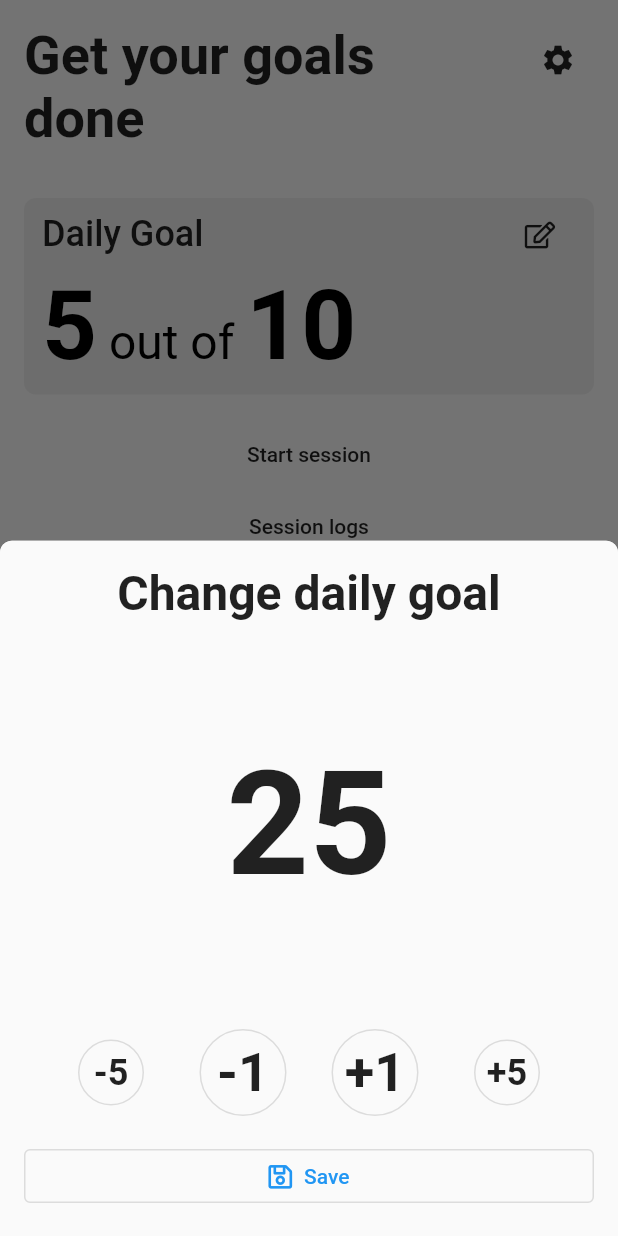
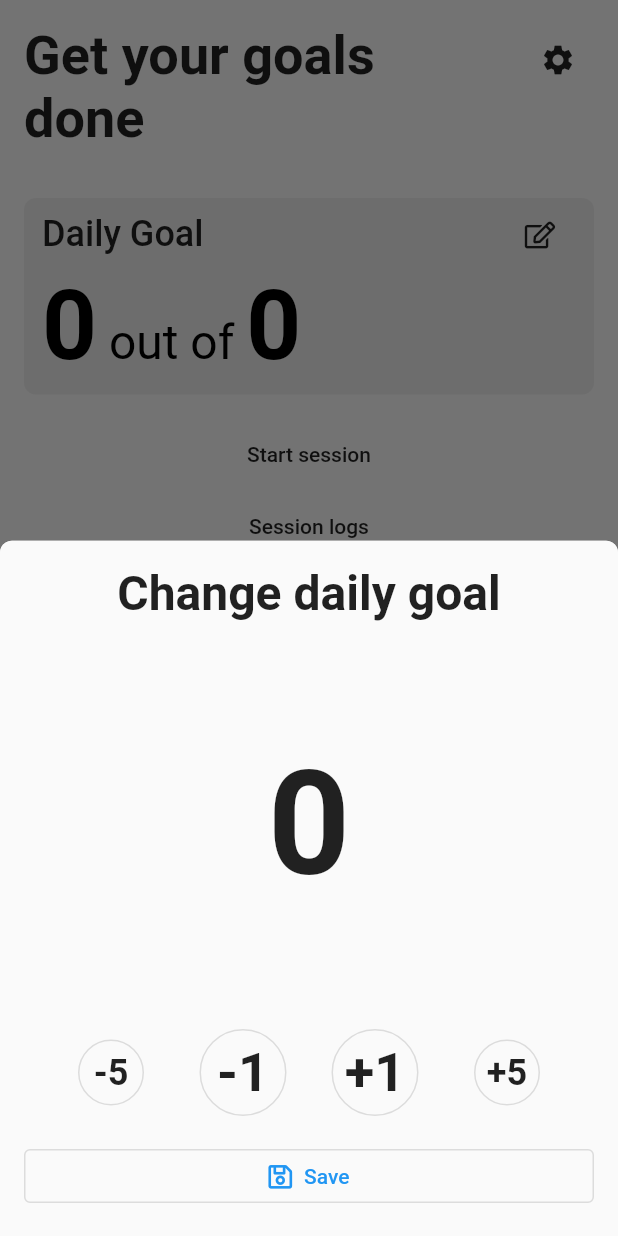
Before and after one commit to scottquach/Proximity-Push-Up-Counter-V2, a Flutter app: the screen it shows after launch, after a tap on an icon or button, on a phone screen of 412 x 824 dp. Run offline on Flutter 3.47's test engine with Material 2 defaults, Android fonts, the light colour scheme and no system bars; our stand-ins replace font_awesome_flutter, get_it, rxdart, sqflite; accounts and stored records are empty.

Commit message:
Goal menus now pull from the db

```diff
--- a/lib/main.dart
+++ b/lib/main.dart
@@ -5,14 +5,17 @@ import 'package:proximity_pushup_counter_v2/pages/logs.dart';
 import 'package:proximity_pushup_counter_v2/pages/session.dart';
 import 'package:get_it/get_it.dart';
 import 'package:proximity_pushup_counter_v2/states/database.state.dart';
+import 'package:proximity_pushup_counter_v2/states/general.state.dart';
 import 'package:proximity_pushup_counter_v2/states/session.state.dart';
 
 final getIt = GetIt.instance;
 
 void main() {
+  getIt.registerSingleton<GeneralState>(GeneralState());
   getIt.registerSingleton<SessionState>(SessionState());
   getIt.registerSingleton<DBProvider>(DBProvider());
   runApp(MyApp());
+
 }
 
 class MyApp extends StatelessWidget {
--- a/lib/pages/home.dart
+++ b/lib/pages/home.dart
@@ -1,4 +1,7 @@
 import 'package:flutter/material.dart';
+import 'package:get_it/get_it.dart';
+import 'package:proximity_pushup_counter_v2/states/database.state.dart';
+import 'package:proximity_pushup_counter_v2/states/general.state.dart';
 import 'package:proximity_pushup_counter_v2/widgets/goal_readout.dart';
 
 class HomePage extends StatefulWidget {
@@ -7,6 +10,13 @@ class HomePage extends StatefulWidget {
 }
 
 class _HomePageState extends State<HomePage> {
+  @override
+  void initState() {
+    GetIt.I.get<GeneralState>().setInitialState();
+    // TODO: implement initState
+    super.initState();
+  }
+
   @override
   Widget build(BuildContext context) {
     return Scaffold(
--- a/lib/states/database.state.dart
+++ b/lib/states/database.state.dart
@@ -1,7 +1,10 @@
 import 'dart:async';
+import 'package:get_it/get_it.dart';
 import 'package:path/path.dart';
 import 'package:proximity_pushup_counter_v2/models/session.model.dart';
 import 'package:sqflite/sqflite.dart';
+
+import 'general.state.dart';
 
 class DBProvider {
   static Database _database;
@@ -39,7 +42,8 @@ class DBProvider {
 
   getDailyGoal() async {
     final db = await database;
-    List<Map> maps = await db.query('settings', where: 'setting = ?', whereArgs: ['daily_goal']);
+    List<Map> maps = await db
+        .query('settings', where: 'setting = ?', whereArgs: ['daily_goal']);
     print(maps);
     if (maps.length != 1) {
       return 10;
@@ -47,13 +51,19 @@ class DBProvider {
     return maps[0]['value'];
   }
 
+  Future<Map> getTodaySummary() async {
+    int dailyGoal = int.parse(await getDailyGoal());
+    int todayCount = (await getLastDaySession())['today'];
+    return {'dailyGoal': dailyGoal, 'todayCount': todayCount};
+  }
+
   saveDailyGoal(int goal) async {
     final db = await database;
-    var result = await db.insert('settings', {
-      'setting': 'daily_goal',
-      'value': goal
-    },conflictAlgorithm: ConflictAlgorithm.replace);
+    var result = await db.insert(
+        'settings', {'setting': 'daily_goal', 'value': goal},
+        conflictAlgorithm: ConflictAlgorithm.replace);
     print(result);
+    GetIt.I.get<GeneralState>().updateDailyGoal(goal);
     return result;
   }
 
@@ -64,6 +74,7 @@ class DBProvider {
         conflictAlgorithm: ConflictAlgorithm.replace);
 
     print(insertResult);
+    GetIt.I.get<GeneralState>().updateDailyGoal(newSession.count);
     return insertResult;
   }
 
--- /dev/null
+++ b/lib/states/general.state.dart
@@ -0,0 +1,38 @@
+import 'package:get_it/get_it.dart';
+import 'package:proximity_pushup_counter_v2/states/database.state.dart';
+import 'package:rxdart/rxdart.dart';
+
+class GeneralState {
+  BehaviorSubject _dailyCount = BehaviorSubject.seeded(0);
+  BehaviorSubject _dailyGoal = BehaviorSubject.seeded(0);
+
+  Stream get dailyCountStream$ => _dailyCount.stream;
+  int get dailyCountCurrent => _dailyCount.value;
+
+  Stream get dailyGoalStream$ => _dailyGoal.stream;
+  int get dailyGoalCurrent => _dailyGoal.value;
+
+  Stream<Map> get dailyGoalAndCountStream$ =>
+      CombineLatestStream([dailyCountStream$, dailyGoalStream$], (values) {
+        // print(values);
+        return {'dailyCount': values[0], 'dailyGoal': values[1]};
+      });
+
+  setInitialState() async {
+    var summary = await GetIt.I.get<DBProvider>().getTodaySummary();
+
+    this.updateDailyCount(summary['todayCount']);
+    this.updateDailyGoal(summary['dailyGoal']);
+  }
+
+  updateDailyCount(int count) {
+    this._dailyCount.add(count);
+  }
+
+  updateDailyGoal(int count) {
+    this._dailyGoal.add(count);
+    print('daily goal updated');
+    print(dailyGoalCurrent);
+  }
+
+}
--- a/lib/widgets/goal_edit.dart
+++ b/lib/widgets/goal_edit.dart
@@ -2,6 +2,7 @@ import 'package:flutter/material.dart';
 import 'package:font_awesome_flutter/font_awesome_flutter.dart';
 import 'package:get_it/get_it.dart';
 import 'package:proximity_pushup_counter_v2/states/database.state.dart';
+import 'package:proximity_pushup_counter_v2/states/general.state.dart';
 
 class GoalEdit extends StatefulWidget {
   @override
@@ -9,15 +10,13 @@ class GoalEdit extends StatefulWidget {
 }
 
 class _GoalEditState extends State<GoalEdit> {
-  int currentGoal = 25;
+  final generalState = GetIt.I.get<GeneralState>();
+  int currentGoal = 0;
 
   @override
   void initState() {
-    GetIt.instance.get<DBProvider>().getDailyGoal().then((goal) {
-      print(goal);
-      setState(() {
-        currentGoal = int.parse(goal);
-      });
+    setState(() {
+      this.currentGoal = this.generalState.dailyGoalCurrent;
     });
     super.initState();
   }
--- a/lib/widgets/goal_readout.dart
+++ b/lib/widgets/goal_readout.dart
@@ -2,12 +2,14 @@ import 'package:flutter/material.dart';
 import 'package:font_awesome_flutter/font_awesome_flutter.dart';
 import 'package:get_it/get_it.dart';
 import 'package:proximity_pushup_counter_v2/states/database.state.dart';
+import 'package:proximity_pushup_counter_v2/states/general.state.dart';
 import 'package:proximity_pushup_counter_v2/widgets/goal_edit.dart';
 
 class GoalReadout extends StatelessWidget {
   final int todaysCount = 5;
   final int dailyGoal = 25;
   final db = GetIt.I.get<DBProvider>();
+  final generalState = GetIt.I.get<GeneralState>();
 
   @override
   Widget build(BuildContext context) {
@@ -43,22 +45,29 @@ class GoalReadout extends StatelessWidget {
               )
             ],
           ),
-          FutureBuilder<Object>(
-              future: db.getDailyGoal(),
+          StreamBuilder<Object>(
+              stream: generalState.dailyGoalAndCountStream$,
               builder: (context, snap) {
+                print(snap);
+                if (!snap.hasData) {
+                  return Text("");
+                }
+                int dailyCount = (snap.data as Map)["dailyCount"];
+                int dailyGoal = (snap.data as Map)["dailyGoal"];
+
                 return RichText(
                   text: TextSpan(
                       style: TextStyle(color: Colors.black, fontSize: 32),
                       children: [
                         TextSpan(
-                            text: '5',
+                            text: '${dailyCount.toString()}',
                             style: TextStyle(
                               fontWeight: FontWeight.bold,
                               fontSize: 64,
                             )),
                         TextSpan(text: ' out of '),
                         TextSpan(
-                            text: '${snap.data}',
+                            text: '${dailyGoal.toString()}',
                             style: TextStyle(
                               fontWeight: FontWeight.bold,
                               fontSize: 64,
```
Also changed, not shown: lib/pages/logs.dart (+18 -2 lines).
